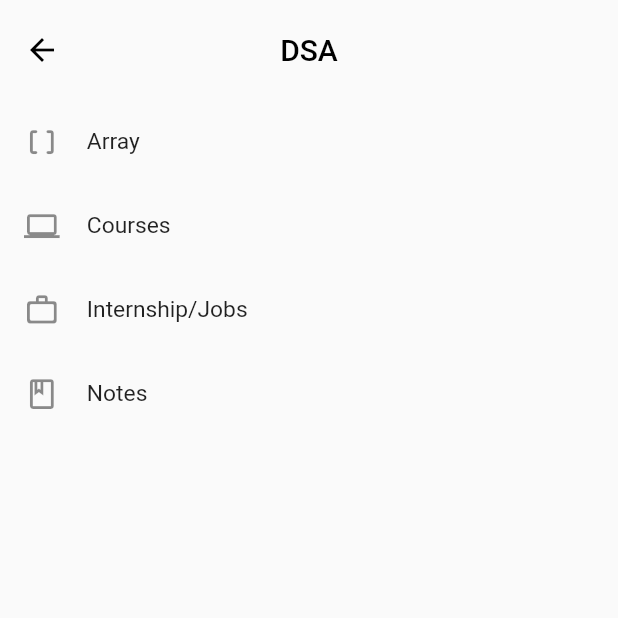
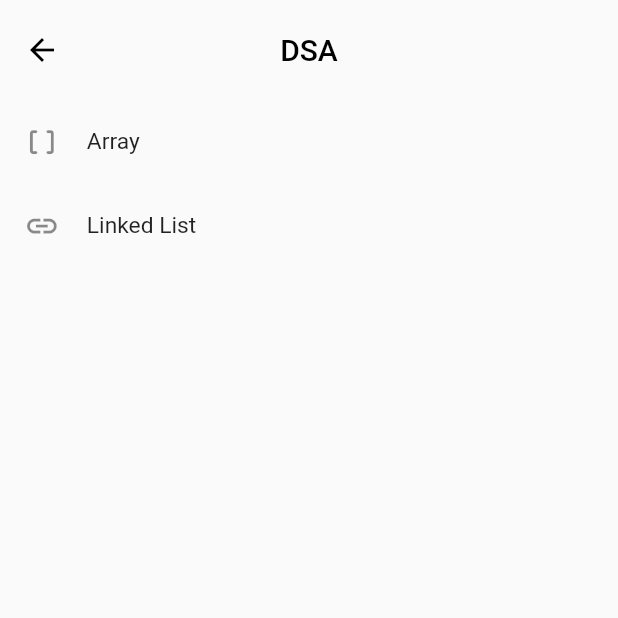
Before and after one commit to CodeBooter/Codebooter-flutter, a Flutter app: the DsaScreen screen opened by its route, on a phone screen of 412 x 824 dp, the top half of it. Run offline on Flutter 3.47's test engine with Material 2 defaults, Android fonts, the phone set to English and light mode, and no system bars; our stand-ins replace animated_splash_screen, firebase_auth, firebase_core, get, go_router, google_sign_in and 1 more; missing offline and left inert: github_sign_in_plus; accounts and stored records are empty; network calls fail; Roboto replaces fonts that are missing (Poppins).

Commit message:
dsa screens and route

```diff
--- a/lib/Routes/PageRoutes.dart
+++ b/lib/Routes/PageRoutes.dart
@@ -1,8 +1,10 @@
+import 'package:animated_splash_screen/animated_splash_screen.dart';
 import 'package:codebooter_study_app/Screens/CourseScreen.dart';
 import 'package:codebooter_study_app/Screens/ExamNoteScreen.dart';
 import 'package:codebooter_study_app/Screens/InterviewPrepScreen.dart';
 import 'package:codebooter_study_app/Screens/SavedItem.dart';
 import 'package:codebooter_study_app/Screens/dsa/arrays.dart';
+import 'package:codebooter_study_app/Screens/dsa/linkedList.dart';
 import 'package:codebooter_study_app/authentication/LoginPage.dart';
 import 'package:codebooter_study_app/authentication/auth_service.dart';
 import 'package:codebooter_study_app/utils/Dimensions.dart';
@@ -43,12 +45,21 @@ class App extends StatelessWidget {
               path: 'dsa',
               builder: (BuildContext context, GoRouterState state) =>
                   const DsaScreen(),
+              routes: [
+                GoRoute(
+                  path: 'arrays',
+                  builder: (BuildContext context, GoRouterState state) =>
+                      const Arrays(),
+                ),
+                // Add more subroutes as needed
+                GoRoute(
+                  path: 'linkedlist',
+                  builder: (BuildContext context, GoRouterState state) =>
+                      const LinkedList(),
+                ),
+              ],
             ),
-            GoRoute(
-              path: 'dsa/arrays',
-              builder: (BuildContext context, GoRouterState state) =>
-                  const Arrays(),
-            ),
+
             GoRoute(
               path: 'courses',
               builder: (BuildContext context, GoRouterState state) =>
@@ -77,34 +88,10 @@ class App extends StatelessWidget {
           ],
           path: '/',
           builder: (BuildContext context, GoRouterState state) {
-            // Check if the user is authenticated
-            final isAuthenticated = AuthService().isAuthenticated();
-            // final isLogout = sideBar().clickedLogout;
-
-            // If authenticated, redirect to HomePage
-
-            if (isAuthenticated) {
-              return AnimatedSplashScreen(
-                splash: Image.asset(
-                  'assets/images/github.png',
-                ),
-                nextScreen: HomeScreen(),
-                splashTransition: SplashTransition.slideTransition,
-              );
+            if (AuthService().isAuthenticated()) {
+              return const HomeScreen();
             } else {
-              // Otherwise, show the SplashScreen
-
-              return AnimatedSplashScreen(
-                splash: Image.asset(
-                  'assets/images/.png',
-                  height: 700,
-                  width: 700,
-                ),
-                nextScreen: LoginPage(),
-                splashTransition: SplashTransition.fadeTransition,
-                duration: 30000,
-                splashIconSize: dimension.width180,
-              );
+              return const LoginPage();
             }
           })
     ],
--- a/lib/Screens/dsa/DsaScreen.dart
+++ b/lib/Screens/dsa/DsaScreen.dart
@@ -43,41 +43,15 @@ class _DsaScreenState extends State<DsaScreen> {
             ),
             ListTile(
               leading: Icon(
-                Icons.laptop,
+                Icons.link_outlined,
                 size: dimension.val25,
               ),
               horizontalTitleGap: dimension.val2,
-              title: Text('Courses',
+              title: Text('Linked List',
                   style: TextStyle(
                       fontSize: dimension.font16, fontWeight: FontWeight.w400)),
               onTap: () {
-                context.go('/home');
-              },
-            ),
-            ListTile(
-              leading: Icon(
-                Icons.work_outline_rounded,
-                size: dimension.val25,
-              ),
-              horizontalTitleGap: dimension.val2,
-              title: Text('Internship/Jobs',
-                  style: TextStyle(
-                      fontSize: dimension.font16, fontWeight: FontWeight.w400)),
-              onTap: () {
-                context.go('/home');
-              },
-            ),
-            ListTile(
-              leading: Icon(
-                Icons.book_outlined,
-                size: dimension.val25,
-              ),
-              horizontalTitleGap: dimension.val2,
-              title: Text('Notes',
-                  style: TextStyle(
-                      fontSize: dimension.font16, fontWeight: FontWeight.w400)),
-              onTap: () {
-                context.go('/home');
+                context.go('/dsa/linkedlist');
               },
             ),
           ],
--- a/lib/authentication/LoginPage.dart
+++ b/lib/authentication/LoginPage.dart
@@ -1,12 +1,10 @@
 import 'package:flutter/material.dart';
-import 'package:github_sign_in_plus/github_sign_in_plus.dart';
+
 import 'package:go_router/go_router.dart';
-import 'package:google_sign_in/google_sign_in.dart';
+
 import 'package:codebooter_study_app/authentication/auth_service.dart';
 
 import '../utils/Dimensions.dart';
-
-import 'package:firebase_auth/firebase_auth.dart';
 
 class LoginPage extends StatefulWidget {
   const LoginPage({super.key});
```
Also changed, not shown: lib/Screens/dsa/linkedList.dart (+36 -0 lines).
